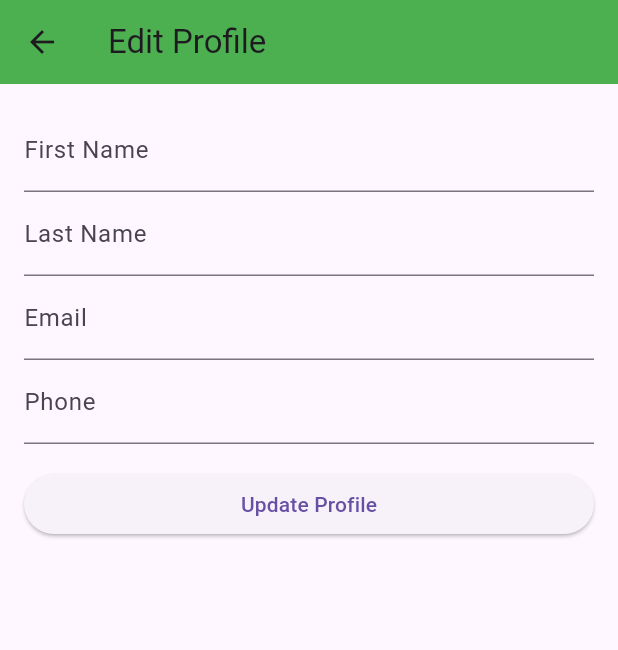
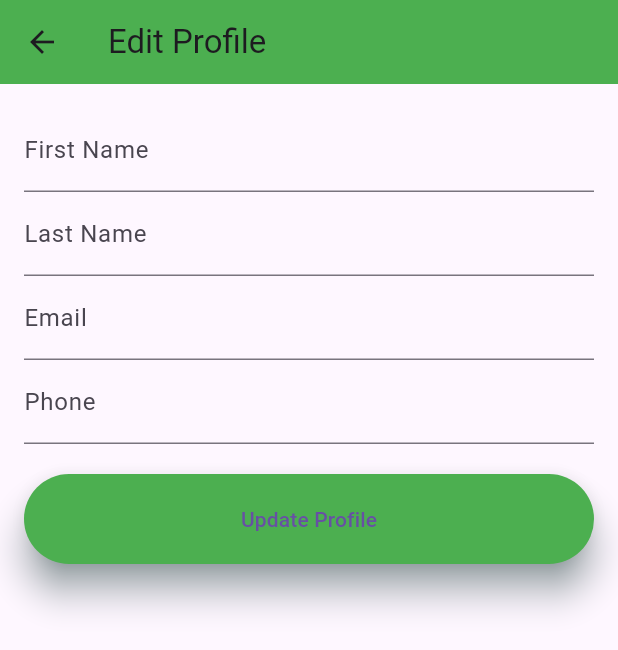
Before and after one commit to Santana-clauss/wallet-management-App, a Flutter app: the UpdateProfile screen opened by its route, on a phone screen of 412 x 824 dp. Shown: the top 650 px of the screen. Run offline on Flutter 3.47's test engine with Material 3 defaults, Android fonts, the phone set to English and light mode, and no system bars; our stand-ins replace get, get_storage, google_nav_bar, shared_preferences, smooth_page_indicator; accounts and stored records are empty; network calls fail.

Commit message:
updated pages

```diff
--- a/lib/pages/accounts.dart
+++ b/lib/pages/accounts.dart
@@ -1,6 +1,7 @@
 import 'dart:convert';
 
 import 'package:flutter/material.dart';
+import 'package:flutter_app/config/const.dart';
 import 'package:flutter_app/controllers/logincontroller.dart';
 import 'package:flutter_app/pages/addwallets.dart';
 import 'package:flutter_app/views/customcard.dart';
@@ -92,7 +93,8 @@ class _AccountsPageState extends State<AccountsPage> {
 
     return Scaffold(
       appBar: AppBar(
-        title: Text('Accounts'),
+        title: Center(child: Text('Accounts')),
+        backgroundColor: greenColor,
       ),
       body: ListView.builder(
         itemCount: accounts.length,
--- a/lib/pages/deposit.dart
+++ b/lib/pages/deposit.dart
@@ -227,8 +227,8 @@ class _DepositPageState extends State<DepositPage> {
           );
         }
       } else {
-        print(
-            'Failed to perform deposit transaction: ${response.reasonPhrase}');
+        //print(
+        //    'Failed to perform deposit transaction: ${response.reasonPhrase}');
       }
     } catch (error) {
       print('Error: $error');
--- a/lib/pages/updateprofile.dart
+++ b/lib/pages/updateprofile.dart
@@ -1,5 +1,8 @@
+// ignore_for_file: prefer_const_constructors
+
 import 'dart:convert';
 import 'package:flutter/material.dart';
+import 'package:flutter_app/config/const.dart';
 import 'package:flutter_app/controllers/logincontroller.dart';
 import 'package:get/get.dart';
 import 'package:get_storage/get_storage.dart';
@@ -132,8 +135,14 @@ class _UpdateProfileState extends State<UpdateProfile> {
               controller: phoneController,
               decoration: InputDecoration(labelText: 'Phone'),
             ),
-            SizedBox(height: 16),
+            SizedBox(height: 20),
             ElevatedButton(
+              style: ElevatedButton.styleFrom(
+                backgroundColor: greenColor,
+                elevation: 10,
+                padding: const EdgeInsets.all(20),
+                shadowColor: primaryColor,
+              ),
               onPressed: updateUserDetails,
               child: Text('Update Profile'),
             ),
```
Also changed, not shown: lib/pages/home.dart (+39 -34 lines), lib/pages/withdrawpage.dart (+21 -7 lines).
